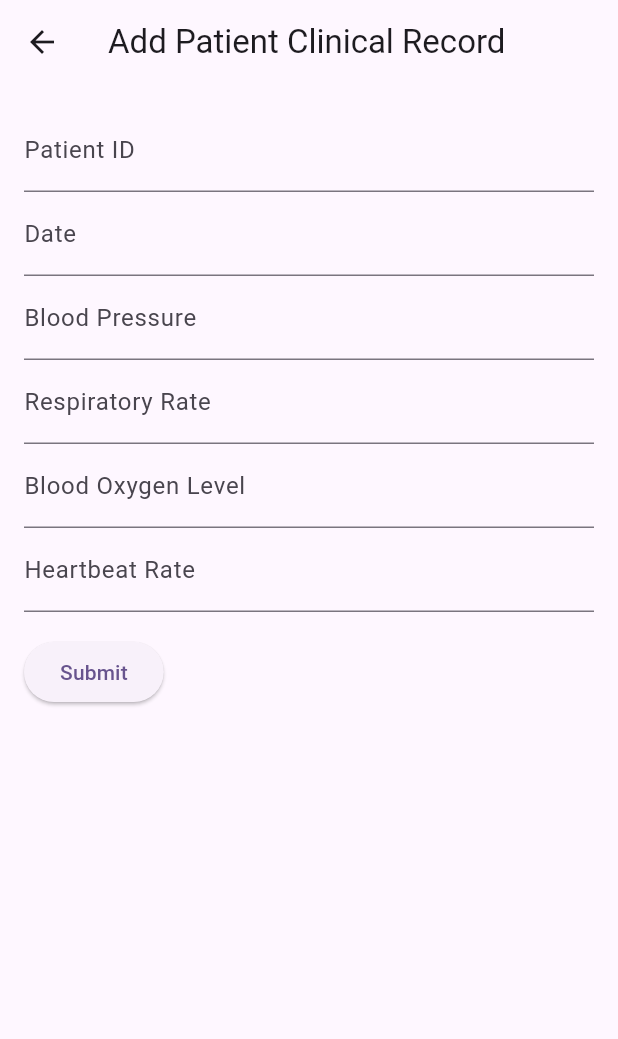
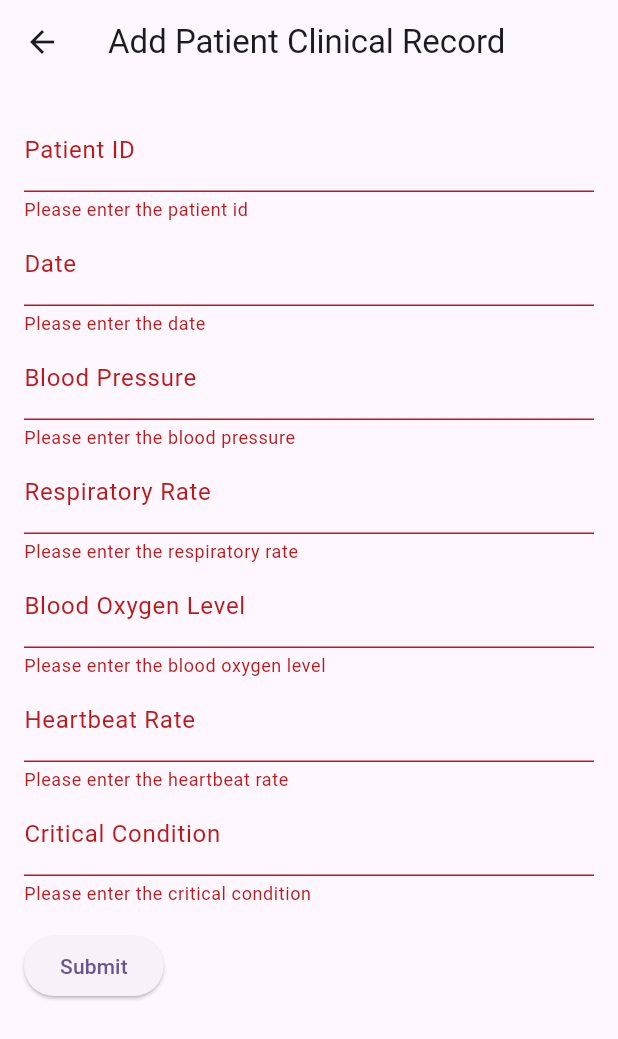
Before and after one commit to techwithAasish/HealthCareMilestone2, a Flutter app: the AddClinicalRecord screen opened directly, after a tap on "Submit", on a phone screen of 412 x 824 dp. Shown: the top 1039 px of the screen. Run offline on Flutter 3.47's test engine with Material 3 defaults, Android fonts, the phone set to English and light mode, and no system bars.

Commit message:
api integrated for add clinical record

```diff
--- a/lib/screens/addClinicalRecord.dart
+++ b/lib/screens/addClinicalRecord.dart
@@ -1,4 +1,7 @@
+import 'dart:convert';
+
 import 'package:flutter/material.dart';
+import 'package:http/http.dart' as http;
 
 class Patient {
   String patientID = '';
@@ -7,6 +10,7 @@ class Patient {
   String respiratoryRate = '';
   String bloodOxygenLevel = '';
   String heartbeatRate = '';
+  String conditionCritical = '';
 }
 
 class AddClinicalRecord extends StatefulWidget {
@@ -19,6 +23,9 @@ class AddClinicalRecord extends StatefulWidget {
 class _AddPatientRecordState extends State<AddClinicalRecord> {
   final _formKey = GlobalKey<FormState>();
   final Patient _patient = Patient();
+
+  final String apiUrl =
+      'http://localhost:3000/patients/66006da228881bbe7c8a1678/tests';
 
   @override
   Widget build(BuildContext context) {
@@ -107,22 +114,35 @@ class _AddPatientRecordState extends State<AddClinicalRecord> {
                   _patient.heartbeatRate = value!;
                 },
               ),
+              TextFormField(
+                decoration:
+                    const InputDecoration(labelText: 'Critical Condition'),
+                validator: (value) {
+                  if (value == null || value.isEmpty) {
+                    return 'Please enter the critical condition';
+                  }
+                  return null;
+                },
+                onSaved: (value) {
+                  _patient.conditionCritical = value!;
+                },
+              ),
               Padding(
                 padding: const EdgeInsets.symmetric(vertical: 16.0),
                 child: ElevatedButton(
                   onPressed: () {
-                    // if (_formKey.currentState!.validate()) {
-                    //   _formKey.currentState!.save();
-                    //   // You can add logic here to save the patient record
-                    //   // For now, let's print the patient information
-                    //   print(_patient.firstName);
-                    //   print(_patient.lastName);
-                    //   print(_patient.dateOfBirth);
-                    //   print(_patient.gender);
-                    //   print(_patient.phoneNumber);
-                    //   print(_patient.emailAddress);
-                    //   print(_patient.address);
-                    // }
+                    if (_formKey.currentState!.validate()) {
+                      _formKey.currentState!.save();
+                      // You can add logic here to save the patient record
+                      // For now, let's print the patient information
+                      _postClinicalData();
+                      // Navigator.push(
+                      //   context,
+                      //   MaterialPageRoute(
+                      //     builder: (context) => const HomeScreen(),
+                      //   ),
+                      // );
+                    }
                   },
                   child: const Text('Submit'),
                 ),
@@ -133,4 +153,44 @@ class _AddPatientRecordState extends State<AddClinicalRecord> {
       ),
     );
   }
+
+  // adding patient test info
+  Future<void> _postClinicalData() async {
+    try {
+      final response = await http.post(
+        // Uri.parse('http://localhost:3000/patients'),
+        Uri.parse(apiUrl),
+        headers: <String, String>{
+          'Content-Type': 'application/json; charset=UTF-8',
+        },
+        // headers: {
+        //   "Access-Control-Allow-Origin": "*",
+        //   'Content-Type': 'application/json',
+        //   'Accept': '*/*'
+        // },
+        body: jsonEncode(<String, dynamic>{
+          'patientId': _patient.patientID,
+          'date': _patient.date,
+          'bloodPressure': _patient.bloodPressure,
+          'respiratoryRate': _patient.respiratoryRate,
+          'bloodOxygenLevel': _patient.bloodOxygenLevel,
+          'heartbeatRate': _patient.heartbeatRate,
+          'condition_critical': _patient.conditionCritical,
+        }),
+      );
+
+      if (response.statusCode == 201) {
+        // Successful POST request, handle the response here
+        final responseData = jsonDecode(response.body);
+        print(responseData);
+        print(_patient.patientID);
+      } else {
+        // If the server returns an error response, throw an exception
+        throw Exception('Failed to post data');
+      }
+    } catch (e) {
+      print("excepion");
+      print(e);
+    }
+  }
 }
```
